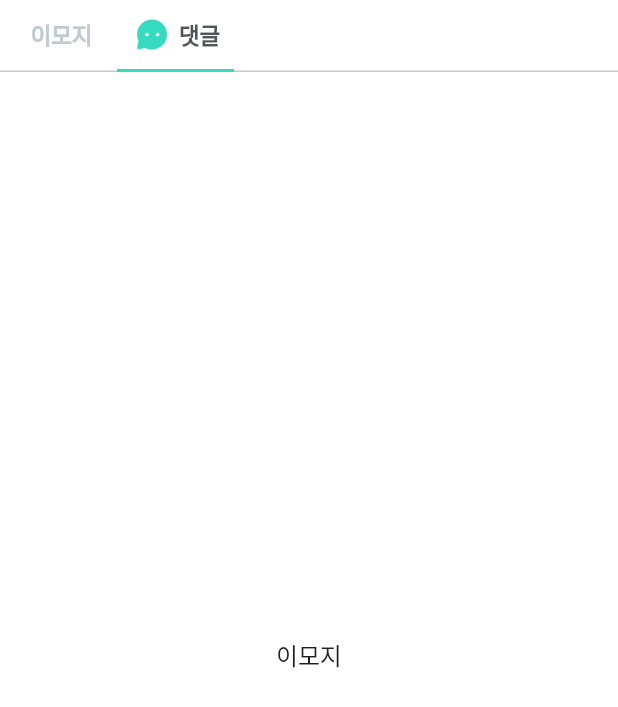
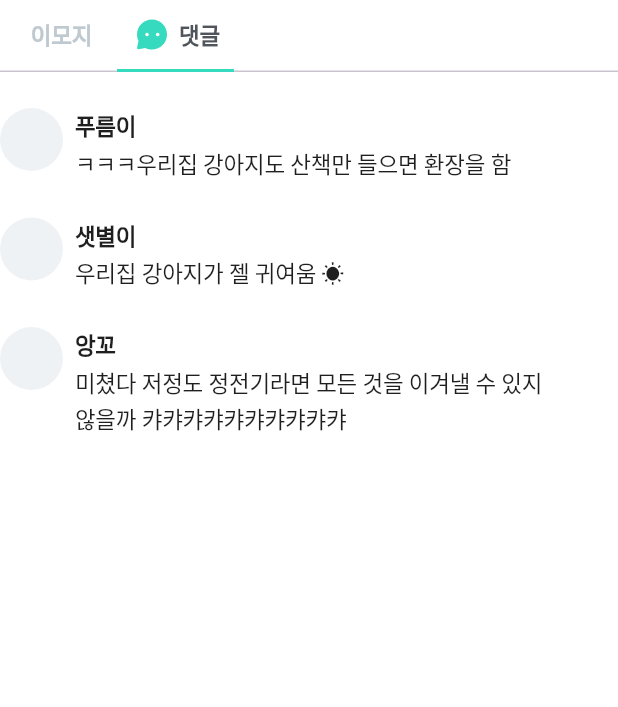
Before and after one commit to Nexters/puppycode, a Flutter app: the ReactionTabBar screen opened directly, tab 2 chosen, on a phone screen of 412 x 824 dp. Shown: the top 707 px of the screen. Run offline on Flutter 3.47's test engine with Material 3 defaults, Android fonts, the phone set to English and light mode, and no system bars; our stand-ins replace badges, camera, flutter_svg, get, infinite_scroll_pagination, share; network calls fail; Roboto replaces fonts that are missing (Pretendard); project files that could hold a hidden picture were left out.

Commit message:
Add ReactionCommentTabView

```diff
--- a/lib/pages/myfeeds/reaction_tab_bar.dart
+++ b/lib/pages/myfeeds/reaction_tab_bar.dart
@@ -65,19 +65,34 @@ class _ReactionTabBarState extends State<ReactionTabBar>
       body: TabBarView(controller: _tabController, children: const [
         Padding(
           padding: EdgeInsets.symmetric(vertical: 12),
+          child: Scrollbar(
             child: SingleChildScrollView(
               child: Column(
                 children: [
-                ReactionEmojiList(emoji: '😆', userName: '푸름이'),
-                ReactionEmojiList(emoji: '😍', userName: '앙꼬'),
-                ReactionEmojiList(emoji: '😍', userName: '샛별이'),
+                  ReactionEmojiListItem(emoji: '😆', userName: '푸름이'),
+                  ReactionEmojiListItem(emoji: '😍', userName: '앙꼬'),
+                  ReactionEmojiListItem(emoji: '😍', userName: '샛별이'),
                 ],
               ),
             ),
           ),
-        Center(
-          child: Body2(
-            value: '이모지',
+        ),
+        Padding(
+          padding: EdgeInsets.symmetric(vertical: 12),
+          child: Scrollbar(
+            child: SingleChildScrollView(
+              child: Column(
+                children: [
+                  ReactionCommentListItem(
+                      userName: '푸름이', comment: 'ㅋㅋㅋ우리집 강아지도 산책만 들으면 환장을 함'),
+                  ReactionCommentListItem(
+                      userName: '샛별이', comment: '우리집 강아지가 젤 귀여움 ☀︎'),
+                  ReactionCommentListItem(
+                      userName: '앙꼬',
+                      comment: '미쳤다 저정도 정전기라면 모든 것을 이겨낼 수 있지 않을까 캬캬캬캬캬캬캬캬캬캬')
+                ],
+              ),
+            ),
           ),
         ),
       ]),
@@ -85,43 +100,48 @@ class _ReactionTabBarState extends State<ReactionTabBar>
   }
 }
 
-class ReactionEmojiList extends StatelessWidget {
-  final String emoji;
+class ReactionCommentListItem extends StatelessWidget {
+  // final Image profileImage;
   final String userName;
+  final String comment;
 
-  const ReactionEmojiList({
+  const ReactionCommentListItem({
     super.key,
-    required this.emoji,
+    // required this.profileImage,
     required this.userName,
+    required this.comment,
   });
 
   @override
   Widget build(BuildContext context) {
-    return SizedBox(
-      height: 58,
+    return Container(
+      padding: const EdgeInsets.symmetric(vertical: 12),
+      width: MediaQuery.of(context).size.width,
       child: Row(
-        children: [
-          Stack(
-            alignment: Alignment.center,
+        crossAxisAlignment: CrossAxisAlignment.start,
         children: [
           Container(
-                height: 34,
-                width: 34,
+            width: 42,
+            height: 42,
             decoration: BoxDecoration(
               color: ThemeColor.gray2,
-                    borderRadius: BorderRadius.circular(21.25)),
+              borderRadius: BorderRadius.circular(100),
             ),
-              Text(
-                emoji,
-                style: const TextStyle(
-                    fontSize: 21.25,
-                    letterSpacing: -0.012 * 21.25,
-                    height: 29.8 / 21.25),
-              ),
-            ],
           ),
           const SizedBox(width: 8),
-          Body1(value: userName),
+          Column(
+            crossAxisAlignment: CrossAxisAlignment.start,
+            mainAxisAlignment: MainAxisAlignment.center,
+            children: [
+              Body3(value: userName, bold: true),
+              const SizedBox(height: 2),
+              SizedBox(
+                width: MediaQuery.of(context).size.width -
+                    93, // 지정해둔 width를 넘으면 개행시킬 수 있는 방법이 있나요 ..?
+                child: Body3(value: comment),
+              )
+            ],
+          )
         ],
       ),
     );
@@ -167,3 +187,46 @@ class CustomTab extends StatelessWidget {
     );
   }
 }
+
+class ReactionEmojiListItem extends StatelessWidget {
+  final String emoji;
+  final String userName;
+
+  const ReactionEmojiListItem({
+    super.key,
+    required this.emoji,
+    required this.userName,
+  });
+
+  @override
+  Widget build(BuildContext context) {
+    return SizedBox(
+      height: 58,
+      child: Row(
+        children: [
+          Stack(
+            alignment: Alignment.center,
+            children: [
+              Container(
+                height: 34,
+                width: 34,
+                decoration: BoxDecoration(
+                    color: ThemeColor.gray2,
+                    borderRadius: BorderRadius.circular(21.25)),
+              ),
+              Text(
+                emoji,
+                style: const TextStyle(
+                    fontSize: 21.25,
+                    letterSpacing: -0.012 * 21.25,
+                    height: 29.8 / 21.25),
+              ),
+            ],
+          ),
+          const SizedBox(width: 8),
+          Body1(value: userName),
+        ],
+      ),
+    );
+  }
+}
```
Lines whose indentation alone changed are shown as unchanged.
